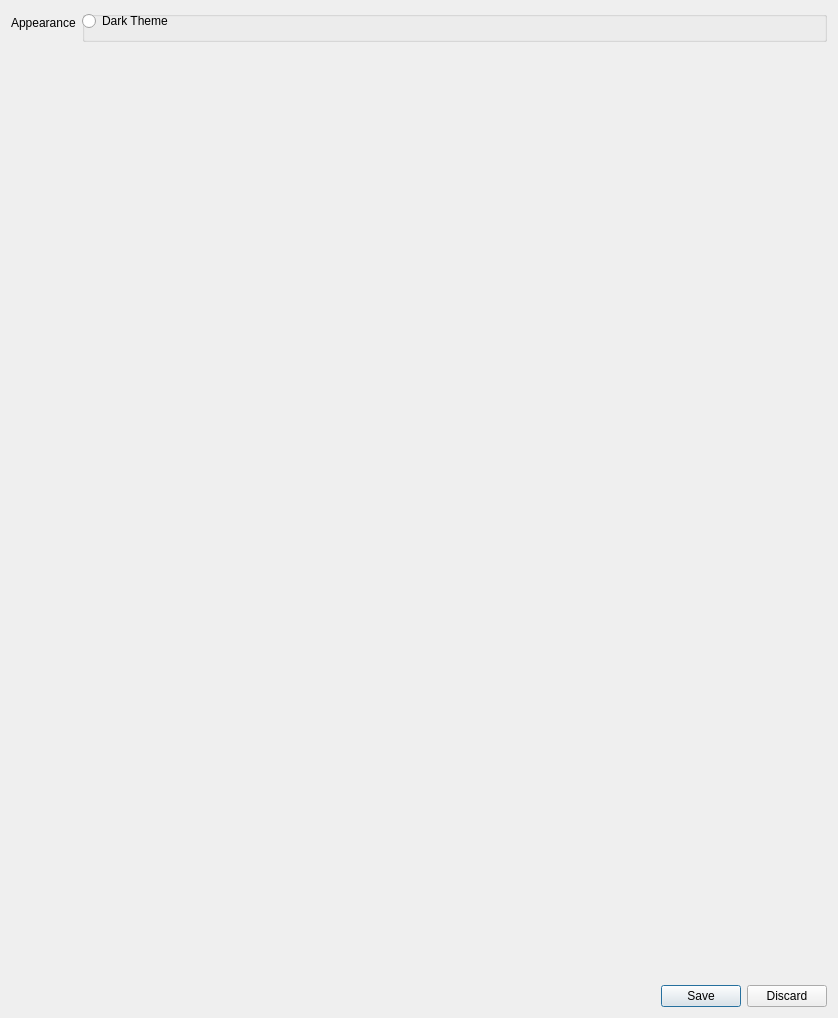
Old version of the form src/main/python/unote/ui/preferences_gui.ui in the repository stroblme/UNote.
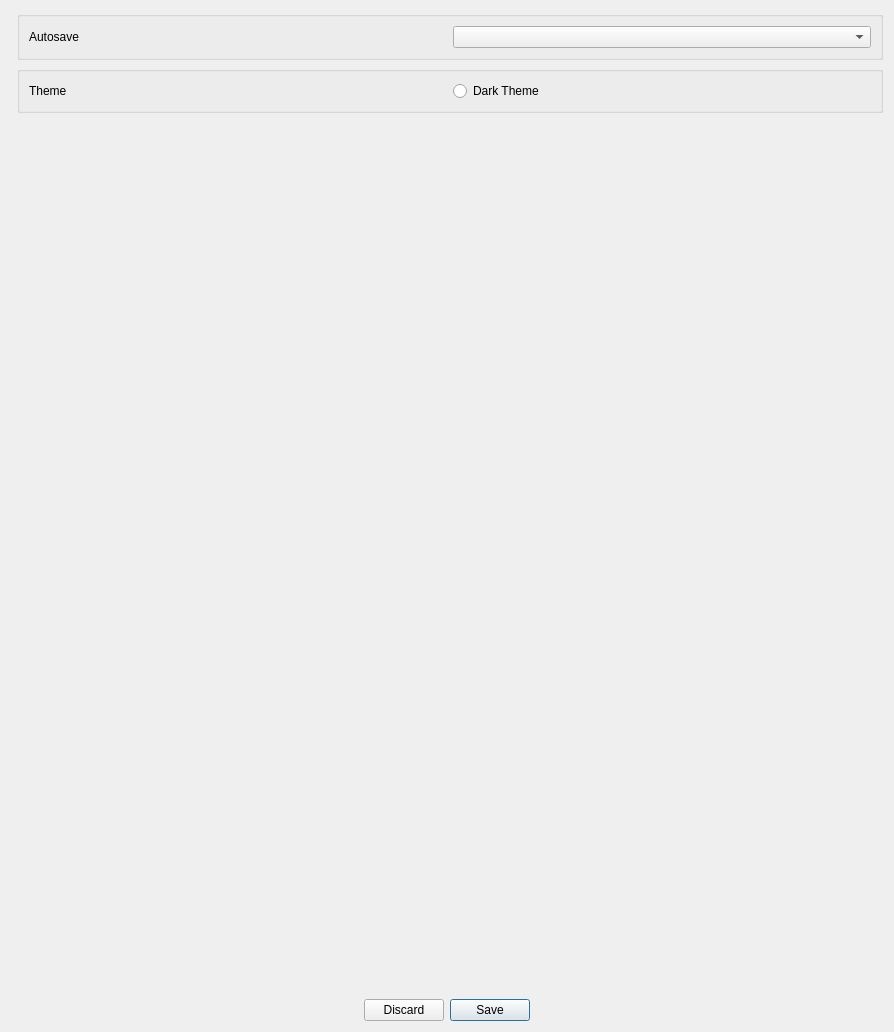
New version of the form.

The edit to the form file:
```diff
--- a/src/main/python/unote/ui/preferences_gui.ui
+++ b/src/main/python/unote/ui/preferences_gui.ui
@@ -7,54 +7,50 @@
    <rect>
     <x>0</x>
     <y>0</y>
-    <width>838</width>
-    <height>1018</height>
+    <width>894</width>
+    <height>1032</height>
    </rect>
   </property>
   <property name="windowTitle">
-   <string>Dialog</string>
+   <string>UNote - Preferences</string>
   </property>
   <layout class="QVBoxLayout" name="verticalLayout">
    <item>
     <layout class="QVBoxLayout" name="verticalLayout_3">
      <item>
       <layout class="QFormLayout" name="formLayout">
-       <item row="0" column="0">
-        <widget class="QLabel" name="labelAppearance">
-         <property name="font">
-          <font>
-           <pointsize>9</pointsize>
-          </font>
-         </property>
-         <property name="text">
-          <string>Appearance</string>
-         </property>
-        </widget>
-       </item>
        <item row="0" column="1">
-        <widget class="QGroupBox" name="groupBoxThemeSwitch">
-         <property name="minimumSize">
-          <size>
-           <width>0</width>
-           <height>30</height>
-          </size>
+        <widget class="QGroupBox" name="horizontalGroupBox">
+         <property name="sizePolicy">
+          <sizepolicy hsizetype="Preferred" vsizetype="Minimum">
+           <horstretch>0</horstretch>
+           <verstretch>0</verstretch>
+          </sizepolicy>
          </property>
-         <property name="title">
-          <string/>
-         </property>
-         <widget class="QWidget" name="horizontalLayoutWidget">
-          <property name="geometry">
-           <rect>
-            <x>0</x>
-            <y>0</y>
-            <width>531</width>
-            <height>31</height>
-           </rect>
-          </property>
-          <layout class="QHBoxLayout" name="horizontalLayoutThemeSwitch">
-           <property name="sizeConstraint">
-            <enum>QLayout::SetMaximumSize</enum>
-           </property>
+         <layout class="QHBoxLayout" name="horizontalLayout_2">
+          <item>
+           <widget class="QLabel" name="labelAutosave">
+            <property name="text">
+             <string>Autosave</string>
+            </property>
+           </widget>
+          </item>
+          <item>
+           <widget class="QComboBox" name="comboBox"/>
+          </item>
+         </layout>
+        </widget>
+       </item>
+       <item row="1" column="1">
+        <widget class="QGroupBox" name="horizontalGroupBox">
+         <layout class="QHBoxLayout" name="horizontalLayout_3">
+          <item>
+           <widget class="QLabel" name="labelTheme">
+            <property name="text">
+             <string>Theme</string>
+            </property>
+           </widget>
+          </item>
            <item>
             <widget class="QRadioButton" name="radioButtonDarkTheme">
              <property name="text">
@@ -67,7 +63,6 @@
            </item>
           </layout>
          </widget>
-        </widget>
        </item>
       </layout>
      </item>
@@ -88,11 +83,14 @@
       <layout class="QHBoxLayout" name="horizontalLayout_4">
        <item>
         <widget class="QDialogButtonBox" name="buttonBox">
+         <property name="layoutDirection">
+          <enum>Qt::RightToLeft</enum>
+         </property>
          <property name="standardButtons">
           <set>QDialogButtonBox::Discard|QDialogButtonBox::Save</set>
          </property>
          <property name="centerButtons">
-          <bool>false</bool>
+          <bool>true</bool>
          </property>
         </widget>
        </item>
```
Lines whose indentation alone changed are shown as unchanged.
